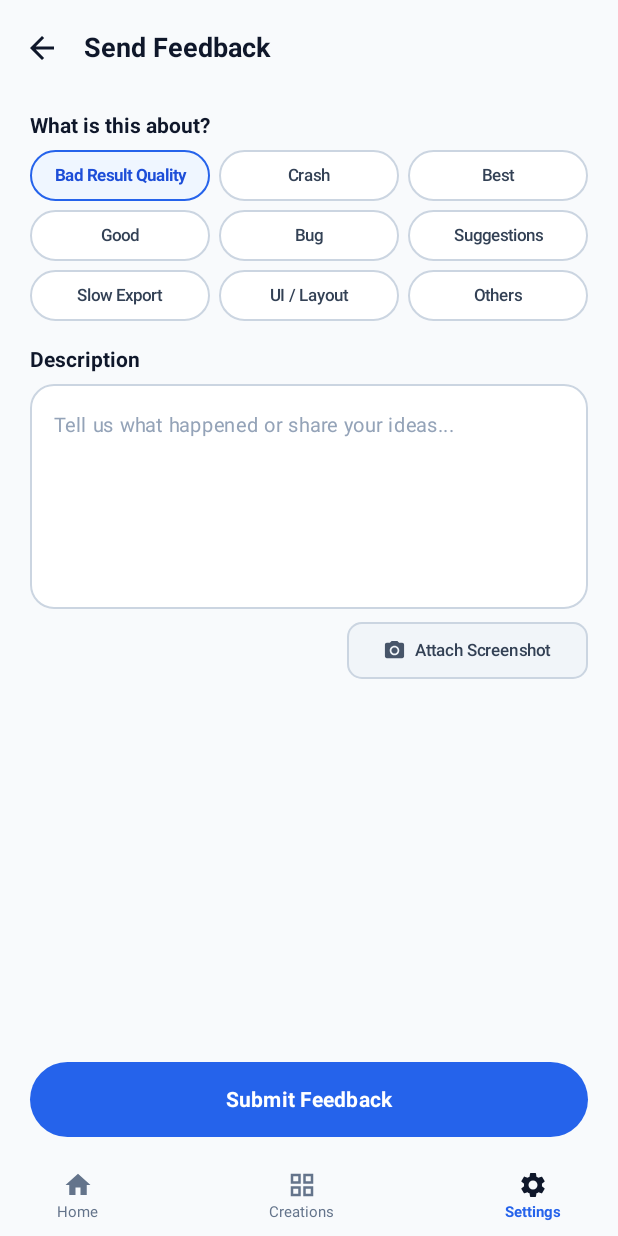
After one commit to mandeepSingh-Dev/Collage_KMP_App, an Android app built with Jetpack Compose: the composable FeedbackScreen shown on its own in the app's theme, on a phone screen of 412 x 824 dp. The commit adds this screen. Run offline under Robolectric (Android 15) with nearby library versions, the phone set to English and light mode, and no system bars.

Commit message:
Added Feedback and Save path screen

```diff
--- a/shared/src/commonMain/kotlin/com/oem/collagekmpapp/model/CollageState.kt
+++ b/shared/src/commonMain/kotlin/com/oem/collagekmpapp/model/CollageState.kt
@@ -66,6 +66,8 @@ data class LayoutTemplate(
 sealed class Screen {
     object Home : Screen()
     object Settings : Screen()
+    data class SavePath(val selectedPath: String) : Screen()
+    object Feedback : Screen()
     data class LayoutSelection(val selectedPhotos: List<String>) : Screen()
     data class Editor(val layoutId: String, val selectedPhotos: List<String>) : Screen()
 }
--- /dev/null
+++ b/shared/src/commonMain/kotlin/com/oem/collagekmpapp/ui/FeedbackScreen.kt
@@ -0,0 +1,181 @@
+package com.oem.collagekmpapp.ui
+
+import androidx.compose.foundation.clickable
+import androidx.compose.foundation.layout.*
+import androidx.compose.foundation.shape.RoundedCornerShape
+import androidx.compose.material.icons.Icons
+import androidx.compose.material.icons.automirrored.filled.ArrowBack
+import androidx.compose.material.icons.filled.CameraAlt
+import androidx.compose.material.icons.filled.GridView
+import androidx.compose.material.icons.filled.Home
+import androidx.compose.material.icons.filled.Settings
+import androidx.compose.material3.*
+import androidx.compose.runtime.*
+import androidx.compose.ui.Alignment
+import androidx.compose.ui.Modifier
+import androidx.compose.ui.draw.clip
+import androidx.compose.ui.graphics.Color
+import androidx.compose.ui.text.font.FontWeight
+import androidx.compose.ui.unit.dp
+import androidx.compose.ui.unit.sp
+import com.oem.collagekmpapp.model.Screen
+import com.oem.collagekmpapp.rememberGalleryPicker
+
+private val feedbackCategories = listOf(
+    listOf("Bad Result Quality", "Crash", "Best"),
+    listOf("Good", "Bug", "Suggestions"),
+    listOf("Slow Export", "UI / Layout", "Others")
+)
+
+@OptIn(ExperimentalMaterial3Api::class)
+@Composable
+fun FeedbackScreen(
+    onBack: () -> Unit,
+    onNavigate: (Screen) -> Unit
+) {
+    var selectedCategory by remember { mutableStateOf("Bad Result Quality") }
+    var description by remember { mutableStateOf("") }
+    var screenshotUri by remember { mutableStateOf<String?>(null) }
+    var submitted by remember { mutableStateOf(false) }
+    val snackbarHostState = remember { SnackbarHostState() }
+    val screenshotPicker = rememberGalleryPicker { uris ->
+        screenshotUri = uris.firstOrNull()
+    }
+
+    Scaffold(
+        containerColor = Color(0xFFF8FAFC),
+        snackbarHost = { SnackbarHost(snackbarHostState) },
+        topBar = {
+            TopAppBar(
+                title = { Text("Send Feedback", fontSize = 18.sp, fontWeight = FontWeight.Bold, color = Color(0xFF0F172A)) },
+                navigationIcon = {
+                    IconButton(onClick = onBack) {
+                        Icon(Icons.AutoMirrored.Filled.ArrowBack, contentDescription = "Back", tint = Color(0xFF0F172A))
+                    }
+                },
+                colors = TopAppBarDefaults.topAppBarColors(containerColor = Color(0xFFF8FAFC))
+            )
+        },
+        bottomBar = {
+            Surface(color = Color(0xFFF8FAFC), tonalElevation = 2.dp) {
+                Row(
+                    Modifier.fillMaxWidth().padding(horizontal = 28.dp, vertical = 8.dp),
+                    horizontalArrangement = Arrangement.SpaceBetween,
+                    verticalAlignment = Alignment.CenterVertically
+                ) {
+                    FeedbackNavItem(Icons.Default.Home, "Home", selected = false) { onNavigate(Screen.Home) }
+                    FeedbackNavItem(Icons.Default.GridView, "Creations", selected = false) { onNavigate(Screen.Home) }
+                    FeedbackNavItem(Icons.Default.Settings, "Settings", selected = true) { onNavigate(Screen.Settings) }
+                }
+            }
+        }
+    ) { insets ->
+        Column(
+            modifier = Modifier.fillMaxSize().padding(insets).padding(horizontal = 20.dp, vertical = 12.dp),
+            verticalArrangement = Arrangement.spacedBy(18.dp)
+        ) {
+            Column(verticalArrangement = Arrangement.spacedBy(8.dp)) {
+                Text("What is this about?", fontSize = 14.sp, fontWeight = FontWeight.Bold, color = Color(0xFF0F172A))
+                Column(verticalArrangement = Arrangement.spacedBy(6.dp)) {
+                    feedbackCategories.forEach { row ->
+                        Row(horizontalArrangement = Arrangement.spacedBy(6.dp)) {
+                            row.forEach { category ->
+                                val selected = selectedCategory == category
+                                Surface(
+                                    modifier = Modifier.weight(1f).height(34.dp).clickable { selectedCategory = category },
+                                    shape = RoundedCornerShape(20.dp),
+                                    color = if (selected) Color(0xFFEFF6FF) else Color.White,
+                                    border = androidx.compose.foundation.BorderStroke(
+                                        1.dp,
+                                        if (selected) Color(0xFF2563EB) else Color(0xFFCBD5E1)
+                                    )
+                                ) {
+                                    Box(contentAlignment = Alignment.Center) {
+                                        Text(
+                                            category,
+                                            fontSize = 11.sp,
+                                            fontWeight = if (selected) FontWeight.Bold else FontWeight.SemiBold,
+                                            color = if (selected) Color(0xFF1D4ED8) else Color(0xFF334155),
+                                            maxLines = 1
+                                        )
+                                    }
+                                }
+                            }
+                        }
+                    }
+                }
+            }
+
+            Column(verticalArrangement = Arrangement.spacedBy(8.dp)) {
+                Text("Description", fontSize = 14.sp, fontWeight = FontWeight.Bold, color = Color(0xFF0F172A))
+                OutlinedTextField(
+                    value = description,
+                    onValueChange = { description = it; submitted = false },
+                    placeholder = { Text("Tell us what happened or share your ideas...", color = Color(0xFF94A3B8), fontSize = 13.sp) },
+                    modifier = Modifier.fillMaxWidth().height(150.dp),
+                    shape = RoundedCornerShape(16.dp),
+                    colors = OutlinedTextFieldDefaults.colors(
+                        focusedBorderColor = Color(0xFF2563EB),
+                        unfocusedBorderColor = Color(0xFFCBD5E1),
+                        focusedContainerColor = Color.White,
+                        unfocusedContainerColor = Color.White
+                    )
+                )
+                OutlinedButton(
+                    onClick = { screenshotPicker.launch() },
+                    modifier = Modifier.align(Alignment.End).height(38.dp),
+                    shape = RoundedCornerShape(10.dp),
+                    border = androidx.compose.foundation.BorderStroke(1.dp, Color(0xFFCBD5E1)),
+                    colors = ButtonDefaults.outlinedButtonColors(containerColor = Color(0xFFF1F5F9))
+                ) {
+                    Icon(Icons.Default.CameraAlt, contentDescription = null, modifier = Modifier.size(15.dp), tint = Color(0xFF475569))
+                    Spacer(Modifier.width(6.dp))
+                    Text(if (screenshotUri == null) "Attach Screenshot" else "Screenshot attached", fontSize = 11.sp, color = Color(0xFF334155))
+                }
+                screenshotUri?.let {
+                    Text("Screenshot attached", fontSize = 11.sp, color = Color(0xFF16A34A))
+                }
+            }
+
+            Spacer(Modifier.weight(1f))
+
+            if (submitted) {
+                Text("Thanks for your feedback.", color = Color(0xFF16A34A), fontSize = 13.sp, modifier = Modifier.align(Alignment.CenterHorizontally))
+            }
+            Button(
+                onClick = {
+                    if (description.isNotBlank()) {
+                        submitted = true
+                    }
+                },
+                modifier = Modifier.fillMaxWidth().height(50.dp),
+                shape = RoundedCornerShape(28.dp),
+                colors = ButtonDefaults.buttonColors(containerColor = Color(0xFF2563EB))
+            ) {
+                Text(if (submitted) "Feedback Submitted" else "Submit Feedback", fontWeight = FontWeight.Bold, fontSize = 14.sp)
+            }
+        }
+    }
+}
+
+@Composable
+private fun FeedbackNavItem(
+    icon: androidx.compose.ui.graphics.vector.ImageVector,
+    label: String,
+    selected: Boolean,
+    onClick: () -> Unit
+) {
+    Column(
+        modifier = Modifier.clip(RoundedCornerShape(12.dp)).clickable(onClick = onClick).padding(horizontal = 10.dp, vertical = 2.dp),
+        horizontalAlignment = Alignment.CenterHorizontally,
+        verticalArrangement = Arrangement.spacedBy(2.dp)
+    ) {
+        Icon(
+            icon,
+            contentDescription = label,
+            tint = if (selected) Color(0xFF0F172A) else Color(0xFF64748B),
+            modifier = Modifier.size(20.dp)
+        )
+        Text(label, fontSize = 10.sp, color = if (selected) Color(0xFF2563EB) else Color(0xFF64748B), fontWeight = if (selected) FontWeight.Bold else FontWeight.Normal)
+    }
+}
```
Also changed, not shown: shared/src/commonMain/kotlin/com/oem/collagekmpapp/App.kt (+20 -0 lines), shared/src/commonMain/kotlin/com/oem/collagekmpapp/ui/SavePathScreen.kt (added, +167 -0 lines), shared/src/commonMain/kotlin/com/oem/collagekmpapp/ui/SettingsScreen.kt (+5 -4 lines).
